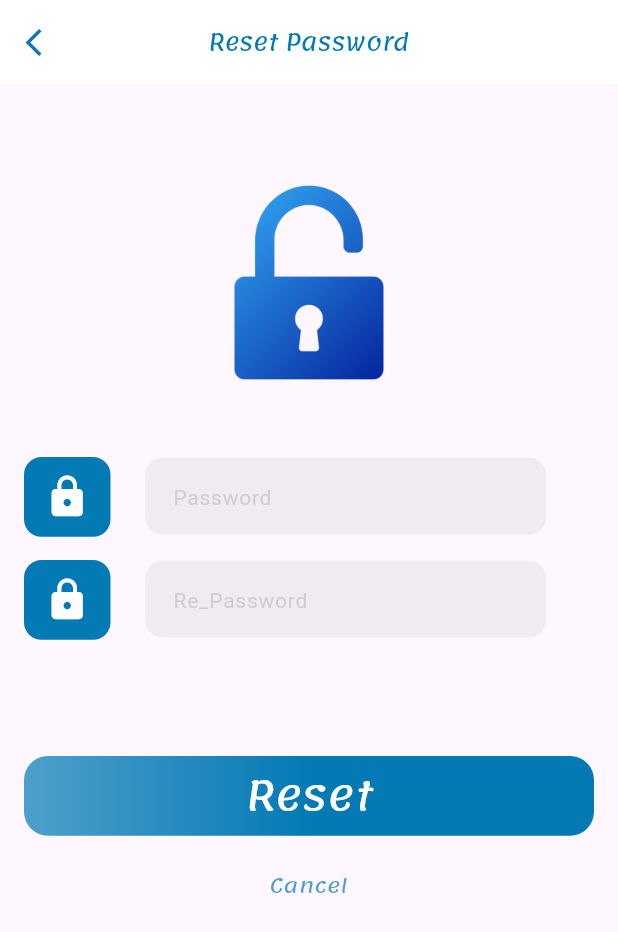
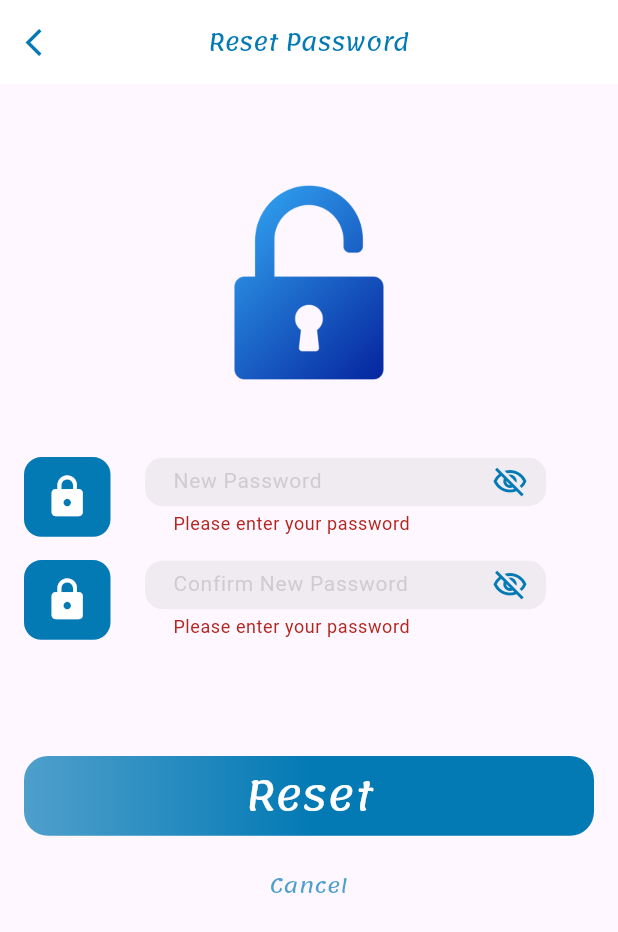
Before and after one commit to KareemTantawi/Symohony_Application, a Flutter app: the ResetPassScreen screen opened by its route, after a tap on "Reset", on a phone screen of 412 x 824 dp. Shown: the top 932 px of the screen. Run offline on Flutter 3.47's test engine with Material 3 defaults, Android fonts, the phone set to English and light mode, and no system bars; our stand-ins replace animate_do, dio, flutter_bloc, flutter_screenutil, shared_preferences, speech_to_text; accounts and stored records are empty.

Commit message:
"Refactored ResetPassScreen to use BlocConsumer and added ResetPasswordCubit to SymphonyApp, also updated main.dart to initialize CacheHelper"

```diff
--- /dev/null
+++ b/lib/features/auth/data/models/reset_password_mode.dart
@@ -0,0 +1,10 @@
+class ResetPasswordModel {
+  final String message;
+
+  ResetPasswordModel({required this.message});
+  factory ResetPasswordModel.fromJson(Map<String, dynamic> json) {
+    return ResetPasswordModel(
+      message: json['message'] ?? '',
+    );
+  }
+}
--- /dev/null
+++ b/lib/features/auth/presentation/manager/reset_pawword_cubit/reset_password_cubit.dart
@@ -0,0 +1,51 @@
+import 'package:flutter/material.dart';
+import 'package:flutter_bloc/flutter_bloc.dart';
+import 'package:symphony_app/core/services/network/api/api_endpoints.dart';
+import 'package:symphony_app/core/services/network/api/dio_consumer.dart';
+import 'package:symphony_app/features/auth/data/models/reset_password_mode.dart';
+import 'package:symphony_app/features/auth/presentation/manager/reset_pawword_cubit/reset_password_state.dart';
+
+class ResetPasswordCubit extends Cubit<ResetPasswordState> {
+  ResetPasswordCubit(this.dio) : super(ResetPasswordInitialState());
+  DioConsumer dio;
+  ResetPasswordModel? resetPasswordModel;
+
+  GlobalKey<FormState> resetPasswordFormKey = GlobalKey<FormState>();
+  TextEditingController newPasswordController = TextEditingController();
+  TextEditingController confirmNewPasswordController = TextEditingController();
+
+  void dispose() {
+    newPasswordController.dispose();
+    confirmNewPasswordController.dispose();
+  }
+
+  void clearControllers() {
+    newPasswordController.clear();
+    confirmNewPasswordController.clear();
+  }
+
+  Future<void> resetPassword() async {
+    try {
+      emit(ResetPasswordLoadingState());
+      final response = await dio.post(
+        EndPoints.resetPassword,
+        data: {
+          "new_password": newPasswordController.text,
+          "new_password_confirmation": confirmNewPasswordController.text,
+        },
+      );
+      if (response != null && response is Map<String, dynamic>) {
+        resetPasswordModel = ResetPasswordModel.fromJson(response);
+
+        emit(ResetPasswordSuccessState());
+      } else {
+        emit(
+          ResetPasswordFailureState(
+              errMessage: 'Invalid response from the server'),
+        );
+      }
+    } on Exception catch (e) {
+      emit(ResetPasswordFailureState(errMessage: e.toString()));
+    }
+  }
+}
--- /dev/null
+++ b/lib/features/auth/presentation/manager/reset_pawword_cubit/reset_password_state.dart
@@ -0,0 +1,13 @@
+class ResetPasswordState {}
+
+class ResetPasswordInitialState extends ResetPasswordState {}
+
+class ResetPasswordLoadingState extends ResetPasswordState {}
+
+class ResetPasswordSuccessState extends ResetPasswordState {}
+
+class ResetPasswordFailureState extends ResetPasswordState {
+  final String errMessage;
+
+  ResetPasswordFailureState({required this.errMessage});
+}
--- a/lib/features/auth/presentation/views/reset_pass_screen.dart
+++ b/lib/features/auth/presentation/views/reset_pass_screen.dart
@@ -1,18 +1,48 @@
 import 'package:flutter/material.dart';
+import 'package:flutter_bloc/flutter_bloc.dart';
 import 'package:symphony_app/core/common/animation/animation_do.dart';
 import 'package:symphony_app/core/common/widget/app_defailt_button.dart';
 import 'package:symphony_app/core/common/widget/app_text_default_button.dart';
 import 'package:symphony_app/core/common/widget/default_icon_container.dart';
 import 'package:symphony_app/core/common/widget/defulat_text_form_feild.dart';
+import 'package:symphony_app/core/extension/extension.dart';
+import 'package:symphony_app/core/theme/colors/color.dart';
 import 'package:symphony_app/core/theme/image/app_image.dart';
 import 'package:symphony_app/core/utils/spacing.dart';
+import 'package:symphony_app/features/auth/presentation/manager/reset_pawword_cubit/reset_password_cubit.dart';
+import 'package:symphony_app/features/auth/presentation/manager/reset_pawword_cubit/reset_password_state.dart';
 import 'package:symphony_app/features/auth/presentation/refactor/app_bar_method.dart';
 
-class ResetPassScreen extends StatelessWidget {
+class ResetPassScreen extends StatefulWidget {
   const ResetPassScreen({super.key});
 
   @override
+  State<ResetPassScreen> createState() => _ResetPassScreenState();
+}
+
+class _ResetPassScreenState extends State<ResetPassScreen> {
+  bool _obscureText = true;
+
+  void _toggleVisibility() {
+    setState(() {
+      _obscureText = !_obscureText;
+    });
+  }
+
+  bool _obscureText1 = true;
+
+  void _toggleVisibility1() {
+    setState(() {
+      _obscureText1 = !_obscureText1;
+    });
+  }
+
+  @override
   Widget build(BuildContext context) {
+    final resetPasswordCubit = BlocProvider.of<ResetPasswordCubit>(context);
+    return BlocConsumer<ResetPasswordCubit, ResetPasswordState>(
+      listener: (context, state) {},
+      builder: (context, state) {
         return Scaffold(
           appBar: appBarMethod(
             context,
@@ -20,6 +50,10 @@ class ResetPassScreen extends StatelessWidget {
           ),
           body: Padding(
             padding: const EdgeInsets.all(16),
+            child: SingleChildScrollView(
+              physics: const BouncingScrollPhysics(),
+              child: Form(
+                key: resetPasswordCubit.resetPasswordFormKey,
                 child: Column(
                   children: [
                     verticalSpace(50),
@@ -43,14 +77,22 @@ class ResetPassScreen extends StatelessWidget {
                           ),
                           horizontalSpace(22),
                           DefaultTextFormField(
-                    textEditingController: TextEditingController(),
-                    obscureText: true,
+                            textEditingController:
+                                resetPasswordCubit.newPasswordController,
+                            obscureText: _obscureText,
                             keyboardType: TextInputType.visiblePassword,
                             validator: (value) {
+                              if (value!.isEmpty) {
+                                return 'Please enter your password';
+                              }
                               return null;
                             },
+                            icon: _obscureText
+                                ? Icons.visibility_off_outlined
+                                : Icons.visibility_outlined,
+                            onPressed: _toggleVisibility,
                             onChanged: (value) {},
-                    hintText: 'Password',
+                            hintText: 'New Password',
                           ),
                         ],
                       ),
@@ -65,14 +107,22 @@ class ResetPassScreen extends StatelessWidget {
                           ),
                           horizontalSpace(22),
                           DefaultTextFormField(
-                    textEditingController: TextEditingController(),
-                    obscureText: true,
+                            textEditingController:
+                                resetPasswordCubit.confirmNewPasswordController,
+                            obscureText: _obscureText1,
                             keyboardType: TextInputType.visiblePassword,
                             validator: (value) {
+                              if (value!.isEmpty) {
+                                return 'Please enter your password';
+                              }
                               return null;
                             },
+                            icon: _obscureText1
+                                ? Icons.visibility_off_outlined
+                                : Icons.visibility_outlined,
+                            onPressed: _toggleVisibility1,
                             onChanged: (value) {},
-                    hintText: 'Re_Password',
+                            hintText: 'Confirm New Password',
                           ),
                         ],
                       ),
@@ -80,22 +130,38 @@ class ResetPassScreen extends StatelessWidget {
                     verticalSpace(80),
                     CustomFadeInRight(
                       duration: 600,
-              child: AppDefaultButton(
+                      child: state is ResetPasswordLoadingState
+                          ? const Center(
+                              child: CircularProgressIndicator(
+                                color: AppColors.primaryColor,
+                              ),
+                            )
+                          : AppDefaultButton(
                               onTap: () {
-                  // context.pushName(Routes.resetPasswordScreen);
+                                if (resetPasswordCubit
+                                    .resetPasswordFormKey.currentState!
+                                    .validate()) {
+                                  resetPasswordCubit.resetPassword();
+                                }
                               },
                               title: 'Reset',
                             ),
                     ),
                     verticalSpace(10),
                     AppDefaultTextButton(
-              onPressed: () {},
+                      onPressed: () {
+                        context.pop();
+                      },
                       title: 'Cancel',
                       size: 14,
                     ),
                   ],
                 ),
               ),
+            ),
+          ),
+        );
+      },
     );
   }
 }
--- a/lib/main.dart
+++ b/lib/main.dart
@@ -1,10 +1,12 @@
 import 'package:flutter/material.dart';
 import 'package:flutter/services.dart';
 import 'package:symphony_app/core/routes/app_router.dart';
+import 'package:symphony_app/core/services/shared_pref/shared_pref.dart';
 import 'package:symphony_app/symphony_app.dart';
 
 void main() async {
   WidgetsFlutterBinding.ensureInitialized();
+  await CacheHelper().init();
   //! Setting preferred device orientations to portrait mode
   await SystemChrome.setPreferredOrientations([
     DeviceOrientation.portraitDown,
--- a/lib/symphony_app.dart
+++ b/lib/symphony_app.dart
@@ -8,6 +8,7 @@ import 'package:symphony_app/core/services/network/api/dio_consumer.dart';
 import 'package:symphony_app/features/auth/presentation/manager/forget_password_cubit/forget_password_cubit.dart';
 import 'package:symphony_app/features/auth/presentation/manager/login_cubit/login_cubit.dart';
 import 'package:symphony_app/features/auth/presentation/manager/register_cubit/register_cubit.dart';
+import 'package:symphony_app/features/auth/presentation/manager/reset_pawword_cubit/reset_password_cubit.dart';
 
 class SymphonyApp extends StatelessWidget {
   const SymphonyApp({
@@ -28,6 +29,9 @@ class SymphonyApp extends StatelessWidget {
         BlocProvider<ForgetPasswordCubit>(
           create: (context) => ForgetPasswordCubit(DioConsumer(dio: Dio())),
         ),
+        BlocProvider<ResetPasswordCubit>(
+          create: (context) => ResetPasswordCubit(DioConsumer(dio: Dio())),
+        ),
       ],
       child: ScreenUtilInit(
         designSize: const Size(393, 852),
```
Lines whose indentation alone changed are shown as unchanged.
